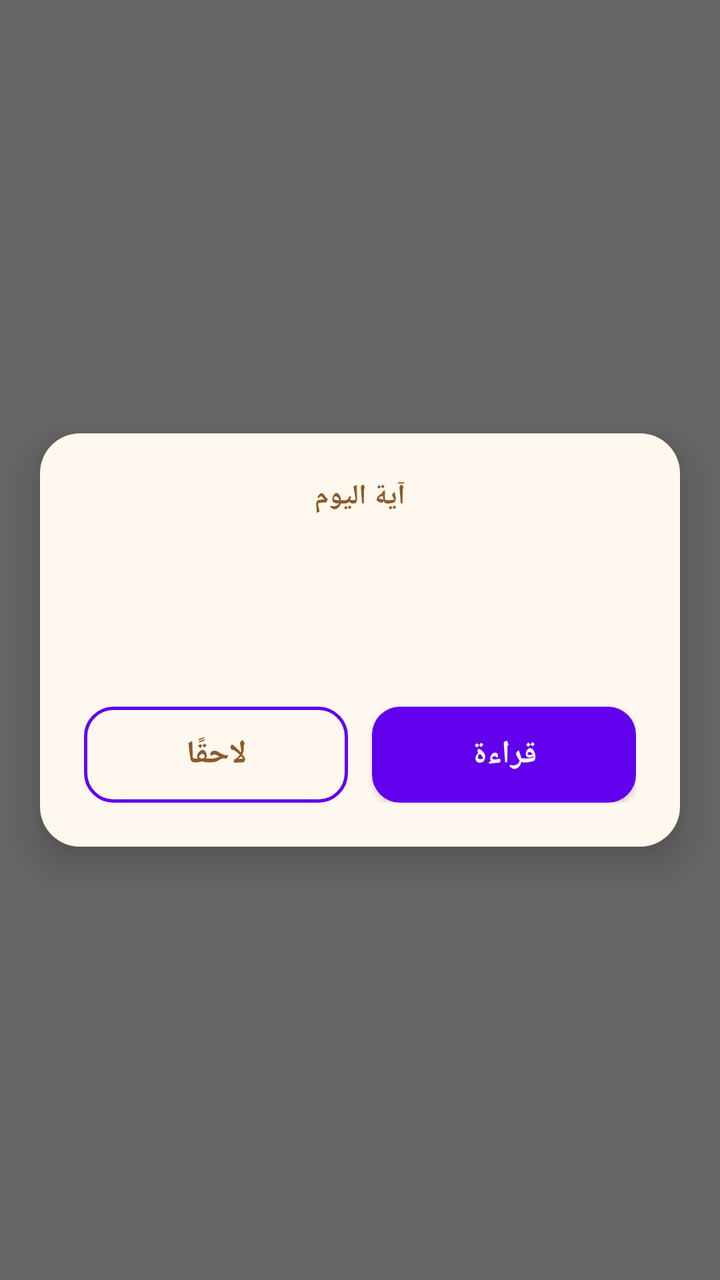
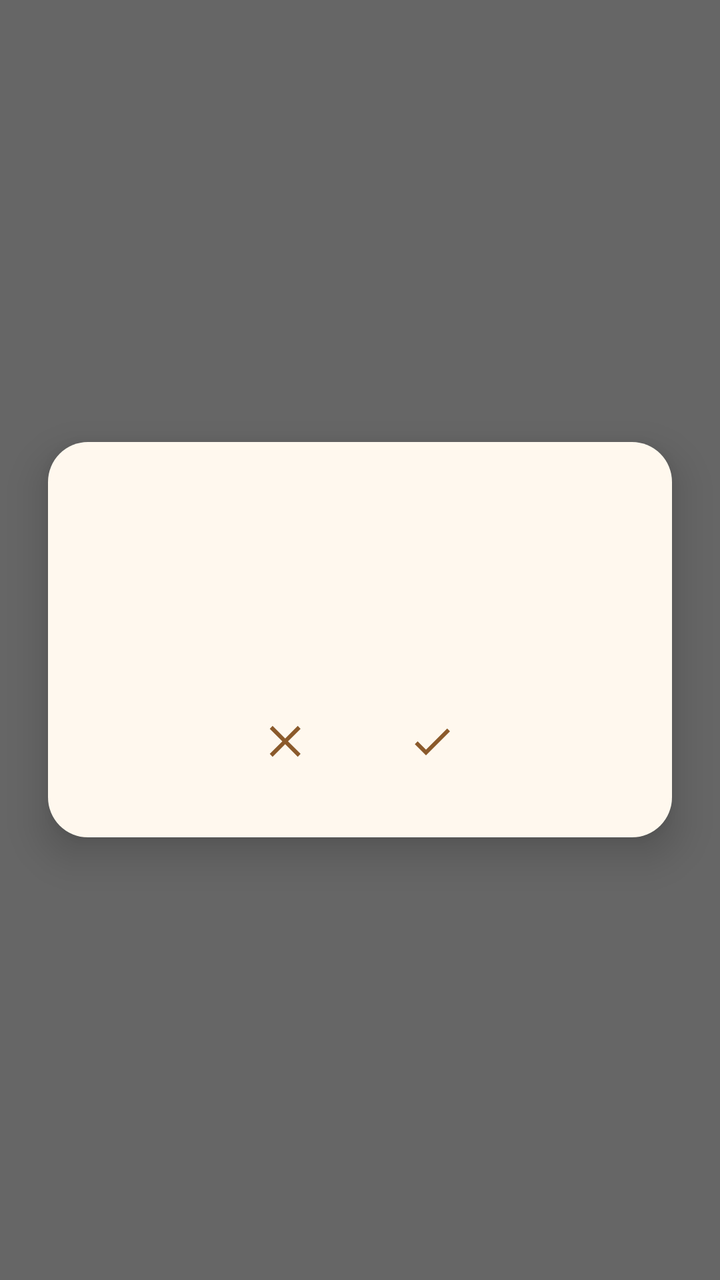

The first picture is an Android layout as it rendered before a commit; the second is the same layout after the commit. The layout source and the unified diff follow.
<!-- AndroidManifest.xml: fallback theme Theme.MaterialComponents.DayNight.NoActionBar -->
<!-- res/layout/overlay_prayer_card.xml -->
<?xml version="1.0" encoding="utf-8"?>
<FrameLayout xmlns:android="http://schemas.android.com/apk/res/android"
    android:layout_width="match_parent"
    android:layout_height="match_parent"
    android:background="#99000000"
    android:clickable="true"
    android:focusable="false">

    <LinearLayout
        android:id="@+id/card"
        android:layout_width="match_parent"
        android:layout_height="wrap_content"
        android:layout_gravity="center"
        android:layout_marginStart="20dp"
        android:layout_marginEnd="20dp"
        android:background="@drawable/overlay_card_background"
        android:elevation="12dp"
        android:layoutDirection="rtl"
        android:orientation="vertical"
        android:padding="22dp">

        <TextView
            android:id="@+id/cardTitle"
            android:layout_width="match_parent"
            android:layout_height="wrap_content"
            android:gravity="center"
            android:text="آية اليوم"
            android:textColor="#8B5A2B"
            android:textSize="14sp"
            android:textStyle="bold" />

        <TextView
            android:id="@+id/title"
            android:layout_width="match_parent"
            android:layout_height="wrap_content"
            android:layout_marginTop="14dp"
            android:fontFamily="sans-serif"
            android:gravity="center"
            android:lineSpacingExtra="8dp"
            android:textColor="#3E2B1F"
            android:textSize="23sp" />

        <TextView
            android:id="@+id/subtitle"
            android:layout_width="match_parent"
            android:layout_height="wrap_content"
            android:layout_marginTop="12dp"
            android:gravity="center"
            android:textColor="#8B5A2B"
            android:textSize="14sp" />

        <LinearLayout
            android:layout_width="match_parent"
            android:layout_height="wrap_content"
            android:layout_marginTop="20dp"
            android:orientation="horizontal">

            <Button
                android:id="@+id/readButton"
                android:layout_width="0dp"
                android:layout_height="wrap_content"
                android:layout_marginEnd="6dp"
                android:layout_weight="1"
                android:background="@drawable/btn_read_bg"
                android:text="قراءة"
                android:textAllCaps="false"
                android:textColor="#FFFFFF"
                android:textSize="16sp"
                android:textStyle="bold" />

            <Button
                android:id="@+id/laterButton"
                android:layout_width="0dp"
                android:layout_height="wrap_content"
                android:layout_marginStart="6dp"
                android:layout_weight="1"
                android:background="@drawable/btn_later_bg"
                android:text="لاحقًا"
                android:textAllCaps="false"
                android:textColor="#8B5A2B"
                android:textSize="16sp"
                android:textStyle="bold" />
        </LinearLayout>
    </LinearLayout>
</FrameLayout>
<!-- resources referenced by this layout -->
<resources>
  <!-- drawable btn_later_bg (drawable) -->
  <?xml version="1.0" encoding="utf-8"?>
  <shape xmlns:android="http://schemas.android.com/apk/res/android"
      android:shape="rectangle">
      <solid android:color="#00000000" />
      <stroke android:width="1.5dp" android:color="#8B5A2B" />
      <corners android:radius="14dp" />
  </shape>
  <!-- drawable btn_read_bg (drawable) -->
  <?xml version="1.0" encoding="utf-8"?>
  <shape xmlns:android="http://schemas.android.com/apk/res/android"
      android:shape="rectangle">
      <solid android:color="#8B5A2B" />
      <corners android:radius="14dp" />
  </shape>
  <!-- drawable overlay_card_background (drawable) -->
  <?xml version="1.0" encoding="utf-8"?>
  <shape xmlns:android="http://schemas.android.com/apk/res/android"
      android:shape="rectangle">
      <solid android:color="#FFF8EE" />
      <corners android:radius="20dp" />
  </shape>
</resources>

<!-- the commit's change to res/layout/overlay_prayer_card.xml (unified diff, before → after) -->
@@ -11,75 +11,100 @@
         android:layout_width="match_parent"
         android:layout_height="wrap_content"
         android:layout_gravity="center"
-        android:layout_marginStart="20dp"
-        android:layout_marginEnd="20dp"
+        android:layout_marginStart="24dp"
+        android:layout_marginEnd="24dp"
         android:background="@drawable/overlay_card_background"
         android:elevation="12dp"
         android:layoutDirection="rtl"
         android:orientation="vertical"
-        android:padding="22dp">
+        android:padding="24dp">
 
-        <TextView
-            android:id="@+id/cardTitle"
-            android:layout_width="match_parent"
-            android:layout_height="wrap_content"
-            android:gravity="center"
-            android:text="آية اليوم"
-            android:textColor="#8B5A2B"
-            android:textSize="14sp"
-            android:textStyle="bold" />
+        
+        
+        
+
+
+
+
+
+
+
+
+
+
+
+        
+        
+        
 
         <TextView
             android:id="@+id/title"
             android:layout_width="match_parent"
             android:layout_height="wrap_content"
-            android:layout_marginTop="14dp"
+            android:layout_marginTop="16dp"
             android:fontFamily="sans-serif"
             android:gravity="center"
             android:lineSpacingExtra="8dp"
             android:textColor="#3E2B1F"
             android:textSize="23sp" />
 
+        
+        
+        
+
         <TextView
             android:id="@+id/subtitle"
             android:layout_width="match_parent"
             android:layout_height="wrap_content"
-            android:layout_marginTop="12dp"
+            android:layout_marginTop="14dp"
             android:gravity="center"
             android:textColor="#8B5A2B"
             android:textSize="14sp" />
 
+        
+        
+        
+
         <LinearLayout
-            android:layout_width="match_parent"
+            android:layout_width="wrap_content"
             android:layout_height="wrap_content"
-            android:layout_marginTop="20dp"
+            android:layout_gravity="center"
+            android:layout_marginTop="22dp"
+            android:gravity="center"
             android:orientation="horizontal">
 
-            <Button
+            
+
+            <ImageButton
                 android:id="@+id/readButton"
-                android:layout_width="0dp"
-                android:layout_height="wrap_content"
-                android:layout_marginEnd="6dp"
-                android:layout_weight="1"
-                android:background="@drawable/btn_read_bg"
-                android:text="قراءة"
-                android:textAllCaps="false"
-                android:textColor="#FFFFFF"
-                android:textSize="16sp"
-                android:textStyle="bold" />
+                android:layout_width="48dp"
+                android:layout_height="48dp"
+                android:background="@android:color/transparent"
+                android:contentDescription="تمت القراءة"
+                android:padding="10dp"
+                android:src="@drawable/ic_check"
+                android:tint="#8B5A2B" />
 
-            <Button
+            
+
+            <Space
+                android:layout_width="24dp"
+                android:layout_height="1dp" />
+
+            
+
+            <ImageButton
                 android:id="@+id/laterButton"
-                android:layout_width="0dp"
-                android:layout_height="wrap_content"
-                android:layout_marginStart="6dp"
-                android:layout_weight="1"
-                android:background="@drawable/btn_later_bg"
-                android:text="لاحقًا"
-                android:textAllCaps="false"
-                android:textColor="#8B5A2B"
-                android:textSize="16sp"
-                android:textStyle="bold" />
+                android:layout_width="48dp"
+                android:layout_height="48dp"
+                android:background="@android:color/transparent"
+                android:contentDescription="لاحقًا"
+                android:padding="10dp"
+                android:src="@drawable/ic_close"
+                android:tint="#8B5A2B" />
+
         </LinearLayout>
+
     </LinearLayout>
+
 </FrameLayout>
<!-- resource entries referenced after the edit -->
@@ -1,20 +1,31 @@
 <!-- resources referenced by this layout -->
 <resources>
-  <!-- drawable btn_later_bg (drawable) -->
+  <!-- drawable ic_check (drawable) -->
   <?xml version="1.0" encoding="utf-8"?>
-  <shape xmlns:android="http://schemas.android.com/apk/res/android"
-      android:shape="rectangle">
-      <solid android:color="#00000000" />
-      <stroke android:width="1.5dp" android:color="#8B5A2B" />
-      <corners android:radius="14dp" />
-  </shape>
-  <!-- drawable btn_read_bg (drawable) -->
+  <vector xmlns:android="http://schemas.android.com/apk/res/android"
+      android:width="24dp"
+      android:height="24dp"
+      android:viewportWidth="24"
+      android:viewportHeight="24">
+  
+      <path
+          android:fillColor="#FFFFFFFF"
+          android:pathData="M9,16.17L4.83,12l-1.42,1.41L9,19 21,7l-1.41,-1.41z" />
+  
+  </vector>
+  <!-- drawable ic_close (drawable) -->
   <?xml version="1.0" encoding="utf-8"?>
-  <shape xmlns:android="http://schemas.android.com/apk/res/android"
-      android:shape="rectangle">
-      <solid android:color="#8B5A2B" />
-      <corners android:radius="14dp" />
-  </shape>
+  <vector xmlns:android="http://schemas.android.com/apk/res/android"
+      android:width="24dp"
+      android:height="24dp"
+      android:viewportWidth="24"
+      android:viewportHeight="24">
+  
+      <path
+          android:fillColor="#FF8B5A2B"
+          android:pathData="M18.3,5.71L12,12l6.3,6.29 -1.41,1.42L10.59,13.41 4.29,19.71 2.88,18.29 9.17,12 2.88,5.71 4.29,4.29 10.59,10.59 16.89,4.29z" />
+  
+  </vector>
   <!-- drawable overlay_card_background (drawable) -->
   <?xml version="1.0" encoding="utf-8"?>
   <shape xmlns:android="http://schemas.android.com/apk/res/android"
